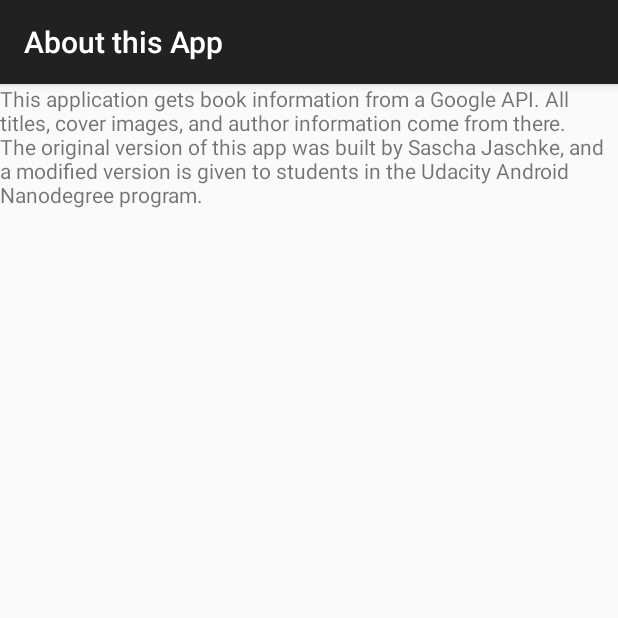
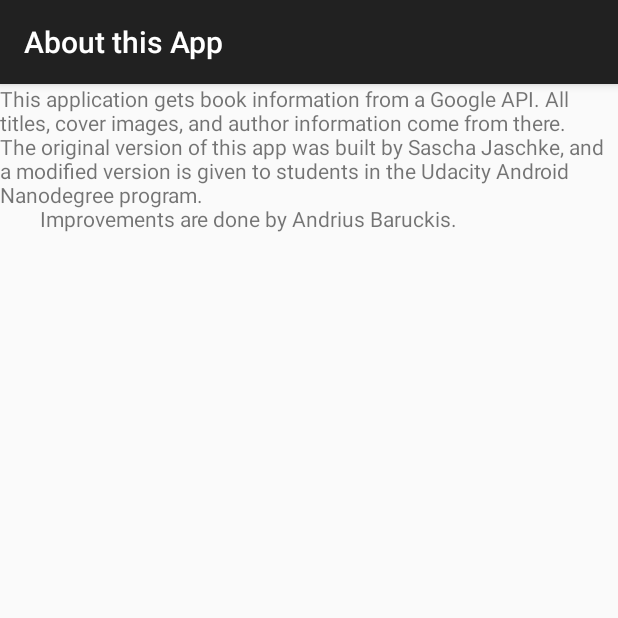
Before and after one commit to baruckis/Android-SuperDuo-Nanodegree, an Android app: the fragment About shown on its own in the app's theme, on a phone screen of 412 x 824 dp, the top half of it. Run offline under Robolectric (Android 15) with nearby library versions, the phone set to English and light mode, and no system bars.

```diff
--- a/Alexandria/app/src/main/res/values/strings.xml
+++ b/Alexandria/app/src/main/res/values/strings.xml
@@ -29,6 +29,7 @@
     <string name="error_internet_connection">No connection to the internet.</string>
 
 <!-- TODO: Remove or change this placeholder text -->
-    <string name="about_text">This application gets book information from a Google API. All titles, cover images, and author information come from there.
-    The original version of this app was built by Sascha Jaschke, and a modified version is given to students in the Udacity Android Nanodegree program. </string>
+    <string name="about_text">"This application gets book information from a Google API. All titles, cover images, and author information come from there. The original version of this app was built by Sascha Jaschke, and a modified version is given to students in the Udacity Android Nanodegree program.
+        Improvements are done by Andrius Baruckis.
+        "</string>
 </resources>
```
Also changed, not shown: Alexandria/app/src/main/java/it/jaschke/alexandria/BookDetail.java (+10 -2 lines).
